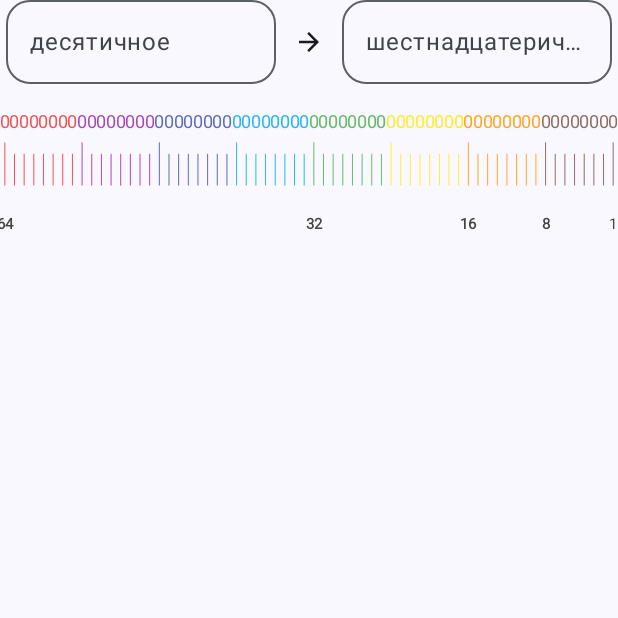
After one commit to i-redbyte/krdcompose, an Android app built with Jetpack Compose: the composable NumberSystemConverter shown on its own in the app's theme, on a phone screen of 412 x 824 dp, the top half of it. The commit adds this screen. Run offline under Robolectric (Android 15) with nearby library versions, the phone set to English and light mode, and no system bars.

Commit message:
@feat: add component NumberSystemConverter

```diff
--- /dev/null
+++ b/app/src/main/java/ru/redbyte/krdcompose/ui/components/NumberSystemConverter.kt
@@ -0,0 +1,243 @@
+package ru.redbyte.krdcompose.ui.components
+
+import androidx.compose.foundation.Canvas
+import androidx.compose.foundation.layout.*
+import androidx.compose.foundation.shape.RoundedCornerShape
+import androidx.compose.material3.Icon
+import androidx.compose.material3.OutlinedTextField
+import androidx.compose.material.icons.Icons
+import androidx.compose.material.icons.automirrored.filled.ArrowForward
+import androidx.compose.material3.Text
+import androidx.compose.runtime.*
+import androidx.compose.runtime.saveable.rememberSaveable
+import androidx.compose.ui.Alignment
+import androidx.compose.ui.Modifier
+import androidx.compose.ui.geometry.Offset
+import androidx.compose.ui.graphics.Color
+import androidx.compose.ui.graphics.nativeCanvas
+import androidx.compose.ui.graphics.toArgb
+import androidx.compose.ui.graphics.vector.ImageVector
+import androidx.compose.ui.text.TextStyle
+import androidx.compose.ui.text.font.FontWeight
+import androidx.compose.ui.text.input.TextFieldValue
+import androidx.compose.ui.text.style.TextOverflow
+import androidx.compose.ui.unit.Dp
+import androidx.compose.ui.unit.dp
+import androidx.compose.ui.unit.sp
+
+@Composable
+fun NumberSystemConverter(
+    modifier: Modifier = Modifier,
+    maxDigits: Int = 16,
+    cornerRadius: Dp = 16.dp,
+    bitColorScheme: BitColorScheme = BitColorScheme.GROUP_8,
+    verticalLayout: Boolean = false,
+    decimalFieldHint: String = "десятичное",
+    hexFieldHint: String = "шестнадцатеричное",
+    icon: ImageVector = Icons.AutoMirrored.Filled.ArrowForward
+) {
+    var decInput by rememberSaveable(stateSaver = TextFieldValue.Saver) {
+        mutableStateOf(
+            TextFieldValue("")
+        )
+    }
+    var hexInput by rememberSaveable(stateSaver = TextFieldValue.Saver) {
+        mutableStateOf(
+            TextFieldValue("")
+        )
+    }
+    var editingSource by remember { mutableStateOf(Source.NONE) }
+
+    val sanitizedDec = remember(decInput.text) { decInput.text.filter { it.isDigit() }.take(20) }
+    val decValue = sanitizedDec.toULongOrNull()
+    val derivedHex = remember(decValue) { decValue?.toString(16)?.uppercase() ?: "" }
+
+    val sanitizedHex = remember(hexInput.text) {
+        hexInput.text.filter { it.isDigit() || it.uppercaseChar() in 'A'..'F' }
+            .uppercase()
+            .take(maxDigits)
+    }
+    val hexValue = sanitizedHex.toULongOrNull(16)
+    val derivedDec = remember(hexValue) { hexValue?.toString() ?: "" }
+
+    LaunchedEffect(sanitizedDec, sanitizedHex, editingSource) {
+        when (editingSource) {
+            Source.DECIMAL -> {
+                if (sanitizedDec != decInput.text) decInput = decInput.copy(text = sanitizedDec)
+                if (derivedHex != hexInput.text) hexInput = hexInput.copy(text = derivedHex)
+            }
+
+            Source.HEX -> {
+                if (sanitizedHex != hexInput.text) hexInput = hexInput.copy(text = sanitizedHex)
+                if (derivedDec != decInput.text) decInput = decInput.copy(text = derivedDec)
+            }
+
+            else -> Unit
+        }
+    }
+    Column(modifier) {
+        @Composable
+        fun DecimalField() = BaseField(
+            value = decInput,
+            onValueChange = { editingSource = Source.DECIMAL; decInput = it },
+            placeholder = decimalFieldHint,
+            cornerRadius = cornerRadius,
+            modifier = if (verticalLayout) Modifier.fillMaxWidth() else Modifier.weight(1f)
+        )
+
+        @Composable
+        fun HexField() = BaseField(
+            value = hexInput,
+            onValueChange = { editingSource = Source.HEX; hexInput = it },
+            placeholder = hexFieldHint,
+            cornerRadius = cornerRadius,
+            modifier = if (verticalLayout) Modifier.fillMaxWidth() else Modifier.weight(1f)
+        )
+
+        if (verticalLayout) {
+            Column(
+                horizontalAlignment = Alignment.CenterHorizontally,
+                modifier = Modifier.fillMaxWidth()
+            ) {
+                DecimalField()
+                Icon(
+                    imageVector = icon,
+                    contentDescription = null,
+                    modifier = Modifier
+                        .padding(vertical = 6.dp)
+                        .size(20.dp)
+                )
+                HexField()
+            }
+        } else {
+            Row(verticalAlignment = Alignment.CenterVertically) {
+                DecimalField()
+                Icon(
+                    imageVector = icon,
+                    contentDescription = null,
+                    modifier = Modifier
+                        .padding(horizontal = 8.dp)
+                        .size(20.dp)
+                )
+                HexField()
+            }
+        }
+
+        Spacer(Modifier.height(12.dp))
+
+        BitRuler(
+            value = decValue ?: hexValue ?: 0u,
+            scheme = bitColorScheme,
+            modifier = Modifier
+                .fillMaxWidth()
+                .height(96.dp)
+        )
+    }
+}
+
+@Composable
+private fun BaseField(
+    value: TextFieldValue,
+    onValueChange: (TextFieldValue) -> Unit,
+    placeholder: String,
+    cornerRadius: Dp,
+    modifier: Modifier = Modifier,
+) {
+    val fontSize = when (value.text.length) {
+        in 0..10 -> 18.sp
+        in 11..16 -> 16.sp
+        else -> 14.sp
+    }
+
+    OutlinedTextField(
+        value = value,
+        onValueChange = onValueChange,
+        placeholder = { Text(placeholder, maxLines = 1, overflow = TextOverflow.Ellipsis) },
+        singleLine = true,
+        textStyle = TextStyle(fontSize = fontSize, fontWeight = FontWeight.Medium),
+        shape = RoundedCornerShape(cornerRadius),
+        modifier = modifier.padding(horizontal = 4.dp),
+    )
+}
+
+@Composable
+private fun BitRuler(
+    value: ULong,
+    scheme: BitColorScheme,
+    modifier: Modifier = Modifier,
+) {
+    val bits = remember(value) { List(64) { ((value shr (63 - it)) and 1uL) == 1uL } }
+
+    Canvas(modifier = modifier) {
+        val canvasWidth = size.width
+        val widthPerBit = canvasWidth / 64f
+
+        fun xForBit(i: Int) = (i + 0.5f) * widthPerBit
+
+        val bitTextY = size.height * 0.18f
+        val longTickStart = size.height * 0.28f
+        val shortTickStart = size.height * 0.36f
+        val baseLineY = size.height * 0.58f
+        val indexTextY = size.height * 0.88f
+
+        val bitTextSize = 12.sp.toPx()
+        val indexTextSize = 10.sp.toPx()
+
+        fun colourFor(idx: Int): Color = when (scheme) {
+            BitColorScheme.SINGLE -> Color(0xFF3F51B5)
+            BitColorScheme.GROUP_32 -> if (idx < 32) Color(0xFF009688) else Color(0xFFFF5722)
+            BitColorScheme.GROUP_16 -> when (idx / 16) {
+                0 -> Color(0xFF9C27B0)
+                1 -> Color(0xFF03A9F4)
+                2 -> Color(0xFFFFC107)
+                else -> Color(0xFFF44336)
+            }
+
+            BitColorScheme.GROUP_8 -> when ((idx / 8) % 8) {
+                0 -> Color(0xFFEF5350)
+                1 -> Color(0xFFAB47BC)
+                2 -> Color(0xFF5C6BC0)
+                3 -> Color(0xFF29B6F6)
+                4 -> Color(0xFF66BB6A)
+                5 -> Color(0xFFFFEB3B)
+                6 -> Color(0xFFFFA726)
+                else -> Color(0xFF8D6E63)
+            }
+        }
+
+        repeat(64) { i ->
+            val x = xForBit(i)
+            val isGroupTick = i % 8 == 0 || i == 63
+            val tickStart = if (isGroupTick) longTickStart else shortTickStart
+            val colour = colourFor(i)
+
+            drawLine(colour, Offset(x, tickStart), Offset(x, baseLineY), strokeWidth = 1f)
+
+            drawContext.canvas.nativeCanvas.apply {
+                val paintBit = android.graphics.Paint().apply {
+                    textAlign = android.graphics.Paint.Align.CENTER
+                    textSize = bitTextSize
+                    color = colour.toArgb()
+                    isAntiAlias = true
+                }
+                drawText(if (bits[i]) "1" else "0", x, bitTextY, paintBit)
+            }
+
+            val position = 64 - i
+            drawContext.canvas.nativeCanvas.apply {
+                val paintIdx = android.graphics.Paint().apply {
+                    textAlign = android.graphics.Paint.Align.CENTER
+                    textSize = indexTextSize
+                    color = android.graphics.Color.DKGRAY
+                    isAntiAlias = true
+                    isFakeBoldText = position % 8 == 0
+                }
+                if (position in listOf(64, 32, 16, 8, 1))
+                    drawText(position.toString(), x, indexTextY, paintIdx)
+            }
+        }
+    }
+}
+
+enum class BitColorScheme { SINGLE, GROUP_32, GROUP_16, GROUP_8 }
+private enum class Source { DECIMAL, HEX, NONE }
```
Also changed, not shown: app/src/main/java/ru/redbyte/krdcompose/screens/numberSystem/NumberSystemScreen.kt (+23 -2 lines).
